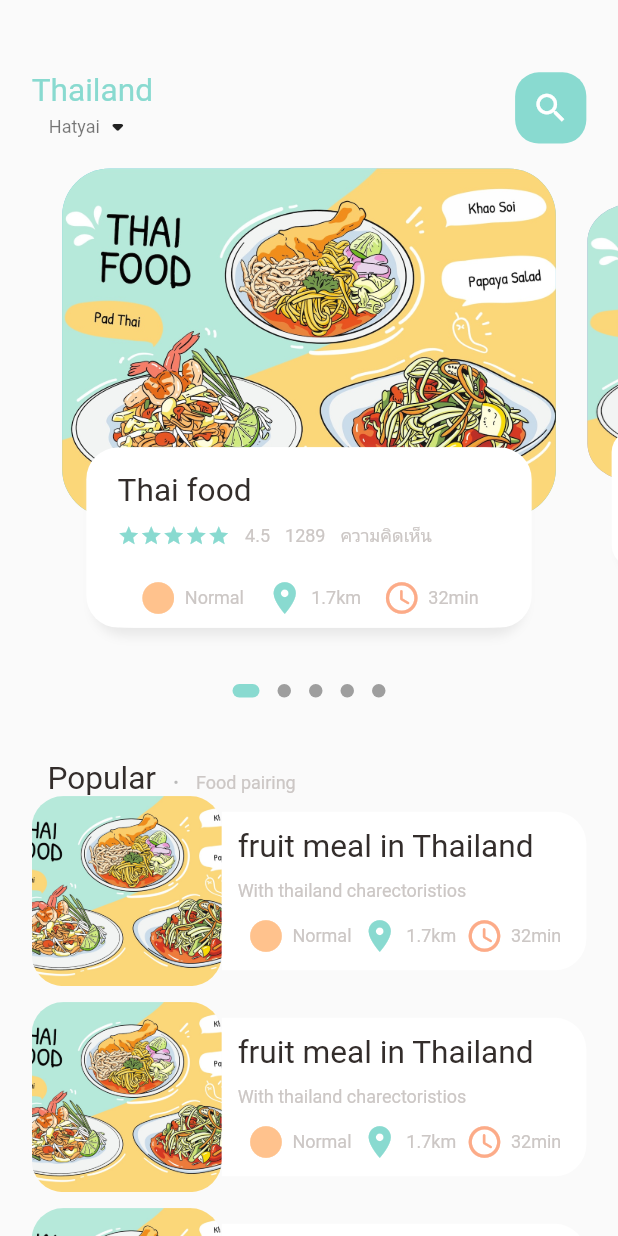
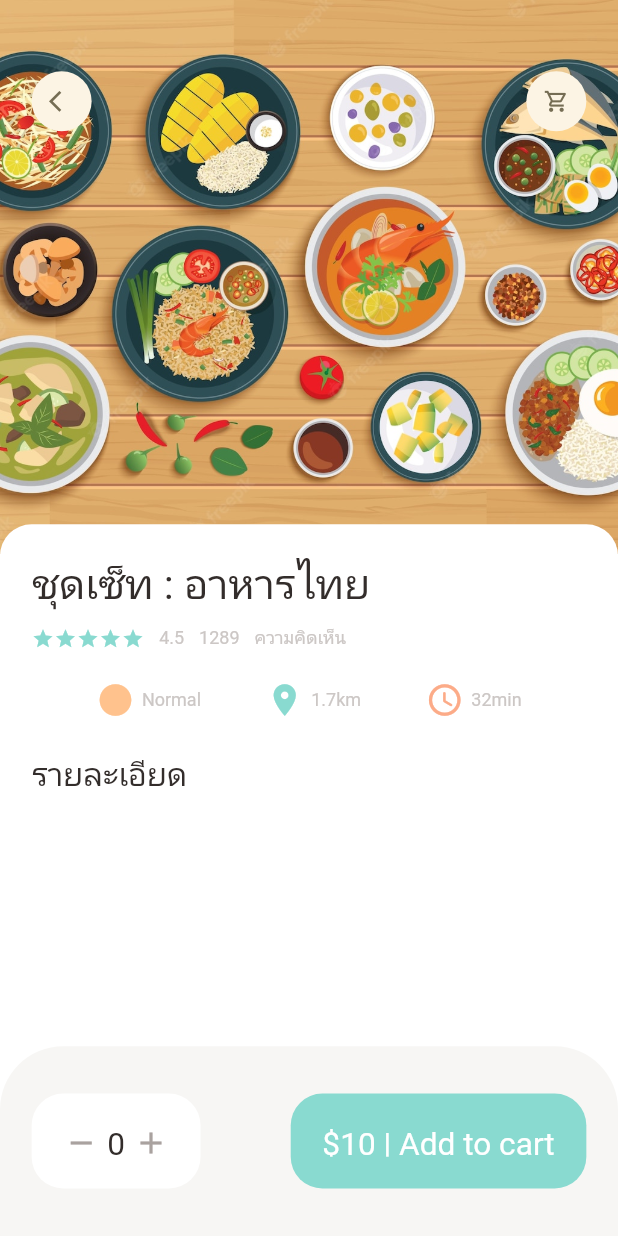
Before and after one commit to 624235049/ecommerce_app, a Flutter app: the screen it shows after launch, on a phone screen of 412 x 824 dp. Run offline on Flutter 3.47's test engine with Material 2 defaults, Android fonts, the phone set to English and light mode, and no system bars; drawn by our look-alikes of dots_indicator; our stand-ins replace get.

```diff
--- a/lib/main.dart
+++ b/lib/main.dart
@@ -1,4 +1,5 @@
-import 'package:ecommerce_app/src/pages/main_food_pages.dart';
+import 'package:ecommerce_app/src/pages/food/popular_food_detail.dart';
+import 'package:ecommerce_app/src/pages/home/main_food_pages.dart';
 import 'package:flutter/material.dart';
 import 'package:get/get.dart';
 
@@ -18,7 +19,7 @@ class MyApp extends StatelessWidget {
         primarySwatch: Colors.blue,
       ),
       debugShowCheckedModeBanner: false,
-      home: const MainFoodPage(),
+      home: const PopularFoodDetail(),
     );
   }
 }
--- /dev/null
+++ b/lib/src/pages/food/popular_food_detail.dart
@@ -0,0 +1,150 @@
+import 'package:ecommerce_app/src/utils/dimensions.dart';
+import 'package:ecommerce_app/src/utils/theme.dart';
+import 'package:ecommerce_app/src/widgets/app_column.dart';
+import 'package:ecommerce_app/src/widgets/app_icon.dart';
+import 'package:ecommerce_app/src/widgets/big_text.dart';
+import 'package:ecommerce_app/src/widgets/icon_and_text_widget.dart';
+import 'package:ecommerce_app/src/widgets/small_text.dart';
+import 'package:flutter/material.dart';
+
+class PopularFoodDetail extends StatelessWidget {
+  const PopularFoodDetail({Key? key}) : super(key: key);
+
+  @override
+  Widget build(BuildContext context) {
+    return Scaffold(
+      backgroundColor: Colors.white,
+      body: Stack(
+        children: [
+          //background image
+          Positioned(
+            left: 0,
+            right: 0,
+            child: Container(
+              width: double.maxFinite,
+              height: Dimensions.popularFoodImgSize,
+              decoration: BoxDecoration(
+                image: DecorationImage(
+                  fit: BoxFit.cover,
+                  image: AssetImage("assets/image/food2.jpg"),
+                ),
+              ),
+            ),
+          ),
+          // icon widgets
+          Positioned(
+            top: Dimensions.height45,
+            left: Dimensions.width20,
+            right: Dimensions.width20,
+            child: Row(
+              mainAxisAlignment: MainAxisAlignment.spaceBetween,
+              children: [
+                AppIcon(icon: Icons.arrow_back_ios),
+                AppIcon(icon: Icons.shopping_cart_outlined),
+              ],
+            ),
+          ),
+          // introduction of food
+          Positioned(
+            left: 0,
+            right: 0,
+            bottom: 0,
+            top: Dimensions.popularFoodImgSize - 20,
+            child: Container(
+              padding: EdgeInsets.only(
+                left: Dimensions.width20,
+                right: Dimensions.width20,
+                top: Dimensions.height20,
+              ),
+              decoration: BoxDecoration(
+                  borderRadius: BorderRadius.only(
+                    topRight: Radius.circular(Dimensions.radius20),
+                    topLeft: Radius.circular(Dimensions.radius20),
+                  ),
+                  color: Colors.white),
+              child: Column(
+                crossAxisAlignment: CrossAxisAlignment.start,
+                children: [
+                  AppColumn(text: "ชุดเซ็ท : อาหารไทย"),
+                  SizedBox(
+                    height: Dimensions.height20,
+                  ),
+                  BigText(text: "รายละเอียด"),
+                ],
+              ),
+            ),
+          ),
+          //expandable text widget
+
+        ],
+      ),
+      bottomNavigationBar: Container(
+        height: Dimensions.bottomHeightBar,
+        padding: EdgeInsets.only(
+            top: Dimensions.height30,
+            bottom: Dimensions.height30,
+            left: Dimensions.width20,
+            right: Dimensions.width20),
+        decoration: BoxDecoration(
+          color: AppTheme.buttonBackgroundColor,
+          borderRadius: BorderRadius.only(
+            topLeft: Radius.circular(Dimensions.radius20 * 2),
+            topRight: Radius.circular(Dimensions.radius20 * 2),
+          ),
+        ),
+        child: Row(
+          mainAxisAlignment: MainAxisAlignment.spaceBetween,
+          children: [
+            Container(
+              padding: EdgeInsets.only(
+                top: Dimensions.height20,
+                bottom: Dimensions.height20,
+                left: Dimensions.width20,
+                right: Dimensions.width20,
+              ),
+              decoration: BoxDecoration(
+                borderRadius: BorderRadius.circular(Dimensions.radius20),
+                color: Colors.white,
+              ),
+              child: Row(
+                children: [
+                  Icon(
+                    Icons.remove,
+                    color: AppTheme.signColor,
+                  ),
+                  SizedBox(
+                    width: Dimensions.width10 / 2,
+                  ),
+                  BigText(text: "0"),
+                  SizedBox(
+                    width: Dimensions.width10 / 2,
+                  ),
+                  Icon(
+                    Icons.add,
+                    color: AppTheme.signColor,
+                  ),
+                ],
+              ),
+            ),
+            Container(
+              padding: EdgeInsets.only(
+                top: Dimensions.height20,
+                bottom: Dimensions.height20,
+                left: Dimensions.width20,
+                right: Dimensions.width20,
+              ),
+              child: BigText(
+                text: "\$10 | Add to cart",
+                color: Colors.white,
+              ),
+              decoration: BoxDecoration(
+                borderRadius: BorderRadius.circular(Dimensions.radius20),
+                color: AppTheme.mainColor,
+              ),
+            ),
+          ],
+        ),
+      ),
+    );
+  }
+}
--- a/lib/src/pages/food_page_body.dart
+++ b/lib/src/pages/home/food_page_body.dart
@@ -1,6 +1,7 @@
 import 'package:dots_indicator/dots_indicator.dart';
 import 'package:ecommerce_app/src/utils/dimensions.dart';
 import 'package:ecommerce_app/src/utils/theme.dart';
+import 'package:ecommerce_app/src/widgets/app_column.dart';
 
 import 'package:ecommerce_app/src/widgets/big_text.dart';
 import 'package:ecommerce_app/src/widgets/icon_and_text_widget.dart';
@@ -268,67 +269,8 @@ class _FoodPageBodyState extends State<FoodPageBody> {
                     top: Dimensions.height15,
                     left: Dimensions.width15,
                     right: Dimensions.width15),
-                child: Column(
-                  crossAxisAlignment: CrossAxisAlignment.start,
-                  children: [
-                    BigText(text: "Thai food"),
-                    SizedBox(
-                      height: Dimensions.height10,
-                    ),
-
-                    //ส่วนของ rate Star Food
-                    Row(
-                      children: [
-                        Wrap(
-                          children: List.generate(
-                            5,
-                            (index) {
-                              return Icon(
-                                Icons.star,
-                                color: AppTheme.mainColor,
-                                size: 15,
-                              );
-                            },
-                          ),
-                        ),
-                        SizedBox(
-                          width: 10,
-                        ),
-                        SmallText(text: "4.5"),
-                        SizedBox(
-                          width: 10,
-                        ),
-                        SmallText(text: "1289"),
-                        SizedBox(
-                          width: 10,
-                        ),
-                        SmallText(text: "ความคิดเห็น"),
-                      ],
-                    ),
-                    SizedBox(
-                      height: Dimensions.height20,
-                    ),
-
-                    // ส่วนของ Icon สถานะ Location Icon และระยะห่างเวลากิโลเมตร
-                    Row(
-                      mainAxisAlignment: MainAxisAlignment.spaceEvenly,
-                      children: [
-                        //IconAndText call มาจาก widget => icon_and_text.dart require icon ,text, iconcolor
-                        IconAndTextWidget(
-                            icon: Icons.circle_sharp,
-                            text: "Normal",
-                            iconColor: AppTheme.iconColor1),
-                        IconAndTextWidget(
-                            icon: Icons.location_on,
-                            text: "1.7km",
-                            iconColor: AppTheme.mainColor),
-                        IconAndTextWidget(
-                            icon: Icons.access_time_rounded,
-                            text: "32min",
-                            iconColor: AppTheme.iconColor2),
-                      ],
-                    ),
-                  ],
+                child: AppColumn(
+                  text: "Thai Foods",
                 ),
               ),
             ),
--- a/lib/src/pages/main_food_pages.dart
+++ b/lib/src/pages/home/main_food_pages.dart
@@ -1,4 +1,4 @@
-import 'package:ecommerce_app/src/pages/food_page_body.dart';
+import 'package:ecommerce_app/src/pages/home/food_page_body.dart';
 import 'package:ecommerce_app/src/utils/dimensions.dart';
 import 'package:ecommerce_app/src/utils/theme.dart';
 
--- a/lib/src/utils/dimensions.dart
+++ b/lib/src/utils/dimensions.dart
@@ -22,7 +22,9 @@ class Dimensions {
   static double width20 = screenHeight / 39.05;
   static double width30 = screenHeight / 26.03;
 
+  // font size
   static double font20 = screenHeight / 39.05;
+  static double font26 = screenHeight / 30.03;
 
   //dynamic redius
   static double radius20 = screenHeight / 39.05;
@@ -32,8 +34,16 @@ class Dimensions {
   //icon Size
 
   static double iconSize24 = screenHeight / 32.54;
+  static double iconSize16 = screenHeight / 48.81;
 
   //listview size
   static double listViewImgSize = screenWidth / 3.25;
-  static double listViewTextContSize = screenWidth / 3.9;
+  static double listViewTextContSize = screenWidth / 3.6;
+
+  //popular food
+
+  static double popularFoodImgSize = screenHeight / 2.23;
+
+  //bottom height
+  static double bottomHeightBar = screenHeight / 6.51;
 }
--- a/lib/src/utils/theme.dart
+++ b/lib/src/utils/theme.dart
@@ -1,5 +1,4 @@
 import 'package:flutter/material.dart';
-
 
 class AppTheme {
   const AppTheme();
@@ -10,6 +9,10 @@ class AppTheme {
   static final Color mainColor = const Color(0xFF89dad0);
   static final Color mainBlockColor = const Color(0xFF332d2b);
   static final Color textColor = const Color(0xFFccc7c5);
+  static final Color buttonBackgroundColor = const Color(0xFFf7f6f4);
+  static final Color signColor = const Color(0xFFa9a29f);
+  static final Color titleColor = const Color(0xFF5c524f);
+  static final Color yellowColor = const Color(0xFFffd372);
 
   static TextStyle h1Style =
       const TextStyle(fontSize: 24, fontWeight: FontWeight.bold);
--- /dev/null
+++ b/lib/src/widgets/app_column.dart
@@ -0,0 +1,80 @@
+import 'package:ecommerce_app/src/utils/dimensions.dart';
+import 'package:ecommerce_app/src/utils/theme.dart';
+import 'package:ecommerce_app/src/widgets/big_text.dart';
+import 'package:ecommerce_app/src/widgets/icon_and_text_widget.dart';
+import 'package:ecommerce_app/src/widgets/small_text.dart';
+import 'package:flutter/material.dart';
+
+class AppColumn extends StatelessWidget {
+  final String text;
+  const AppColumn({Key? key, required this.text}) : super(key: key);
+
+  @override
+  Widget build(BuildContext context) {
+    return Column(
+      crossAxisAlignment: CrossAxisAlignment.start,
+      children: [
+        BigText(
+          text: text,
+          size: Dimensions.font26,
+        ),
+        SizedBox(
+          height: Dimensions.height10,
+        ),
+
+        //ส่วนของ rate Star Food
+        Row(
+          children: [
+            Wrap(
+              children: List.generate(
+                5,
+                (index) {
+                  return Icon(
+                    Icons.star,
+                    color: AppTheme.mainColor,
+                    size: 15,
+                  );
+                },
+              ),
+            ),
+            SizedBox(
+              width: 10,
+            ),
+            SmallText(text: "4.5"),
+            SizedBox(
+              width: 10,
+            ),
+            SmallText(text: "1289"),
+            SizedBox(
+              width: 10,
+            ),
+            SmallText(text: "ความคิดเห็น"),
+          ],
+        ),
+        SizedBox(
+          height: Dimensions.height20,
+        ),
+
+        // ส่วนของ Icon สถานะ Location Icon และระยะห่างเวลากิโลเมตร
+        Row(
+          mainAxisAlignment: MainAxisAlignment.spaceEvenly,
+          children: [
+            //IconAndText call มาจาก widget => icon_and_text.dart require icon ,text, iconcolor
+            IconAndTextWidget(
+                icon: Icons.circle_sharp,
+                text: "Normal",
+                iconColor: AppTheme.iconColor1),
+            IconAndTextWidget(
+                icon: Icons.location_on,
+                text: "1.7km",
+                iconColor: AppTheme.mainColor),
+            IconAndTextWidget(
+                icon: Icons.access_time_rounded,
+                text: "32min",
+                iconColor: AppTheme.iconColor2),
+          ],
+        ),
+      ],
+    );
+  }
+}
--- /dev/null
+++ b/lib/src/widgets/app_icon.dart
@@ -0,0 +1,33 @@
+import 'package:ecommerce_app/src/utils/dimensions.dart';
+import 'package:flutter/material.dart';
+
+class AppIcon extends StatelessWidget {
+  final IconData icon;
+  final Color backgroundColor;
+  final Color iconColor;
+  final double size;
+  AppIcon(
+      {Key? key,
+      required this.icon,
+      this.backgroundColor = const Color(0xFFfcF4e4),
+      this.iconColor = const Color(0xFF756d54),
+      this.size = 40})
+      : super(key: key);
+
+  @override
+  Widget build(BuildContext context) {
+    return Container(
+      width: size,
+      height: size,
+      decoration: BoxDecoration(
+        borderRadius: BorderRadius.circular(size / 2),
+        color: backgroundColor,
+      ),
+      child: Icon(
+        icon,
+        color: iconColor,
+        size: Dimensions.iconSize16,
+      ),
+    );
+  }
+}
--- /dev/null
+++ b/lib/src/widgets/exandable_text_widget.dart
@@ -0,0 +1,66 @@
+import 'package:ecommerce_app/src/utils/dimensions.dart';
+import 'package:ecommerce_app/src/utils/theme.dart';
+import 'package:ecommerce_app/src/widgets/small_text.dart';
+import 'package:flutter/material.dart';
+
+class ExpandableTextWidget extends StatefulWidget {
+  final String text;
+
+  const ExpandableTextWidget({Key? key, required this.text}) : super(key: key);
+
+  @override
+  State<ExpandableTextWidget> createState() => _ExpandableTextWidgetState();
+}
+
+class _ExpandableTextWidgetState extends State<ExpandableTextWidget> {
+  late String firstHalf;
+  late String secondHalf;
+
+  bool hiddenText = true;
+  double textHeight = Dimensions.screenHeight / 5.20;
+
+  @override
+  void initState() {
+    // TODO: implement initState
+    super.initState();
+    if (widget.text.length > textHeight) {
+      firstHalf = widget.text.substring(0, textHeight.toInt());
+      secondHalf =
+          widget.text.substring(textHeight.toInt() + 1, widget.text.length);
+    } else {
+      firstHalf = widget.text;
+      secondHalf = "";
+    }
+  }
+
+  @override
+  Widget build(BuildContext context) {
+    return Container(
+      child: secondHalf.isEmpty
+          ? SmallText(text: firstHalf)
+          : Column(
+              children: [
+                SmallText(
+                    text: hiddenText
+                        ? (firstHalf + "...")
+                        : (firstHalf + secondHalf)),
+                InkWell(
+                  onTap: () {},
+                  child: Row(
+                    children: [
+                      SmallText(
+                        text: "Show more",
+                        color: AppTheme.mainColor,
+                      ),
+                      Icon(
+                        Icons.arrow_drop_down,
+                        color: AppTheme.mainColor,
+                      ),
+                    ],
+                  ),
+                ),
+              ],
+            ),
+    );
+  }
+}
```
